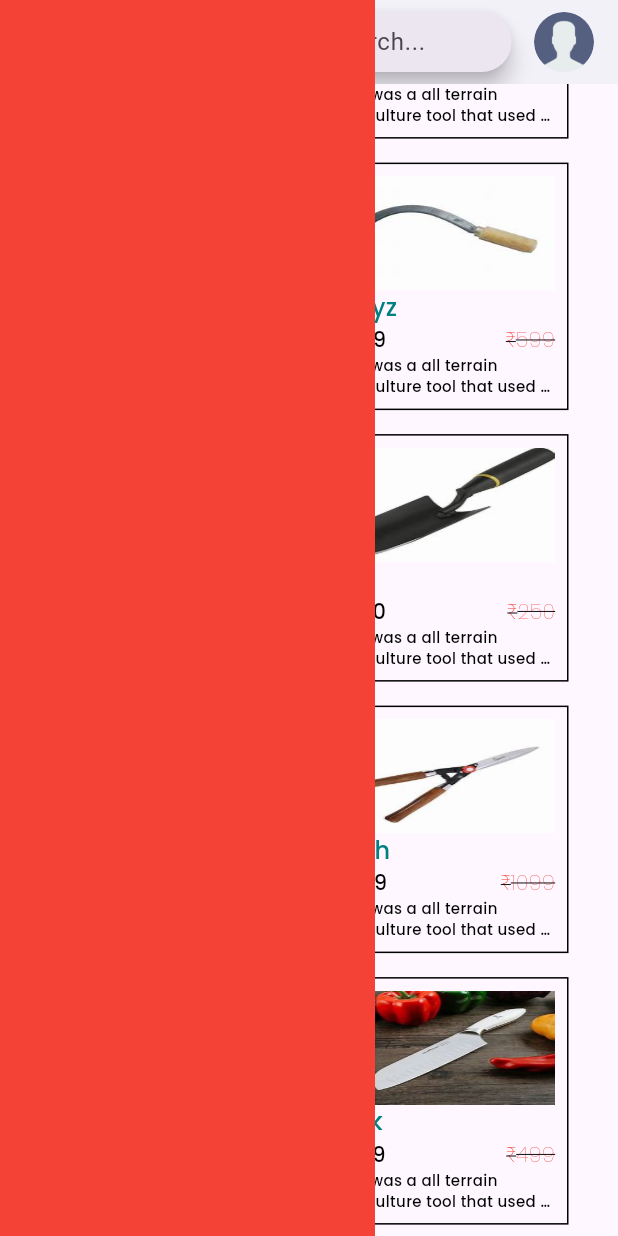
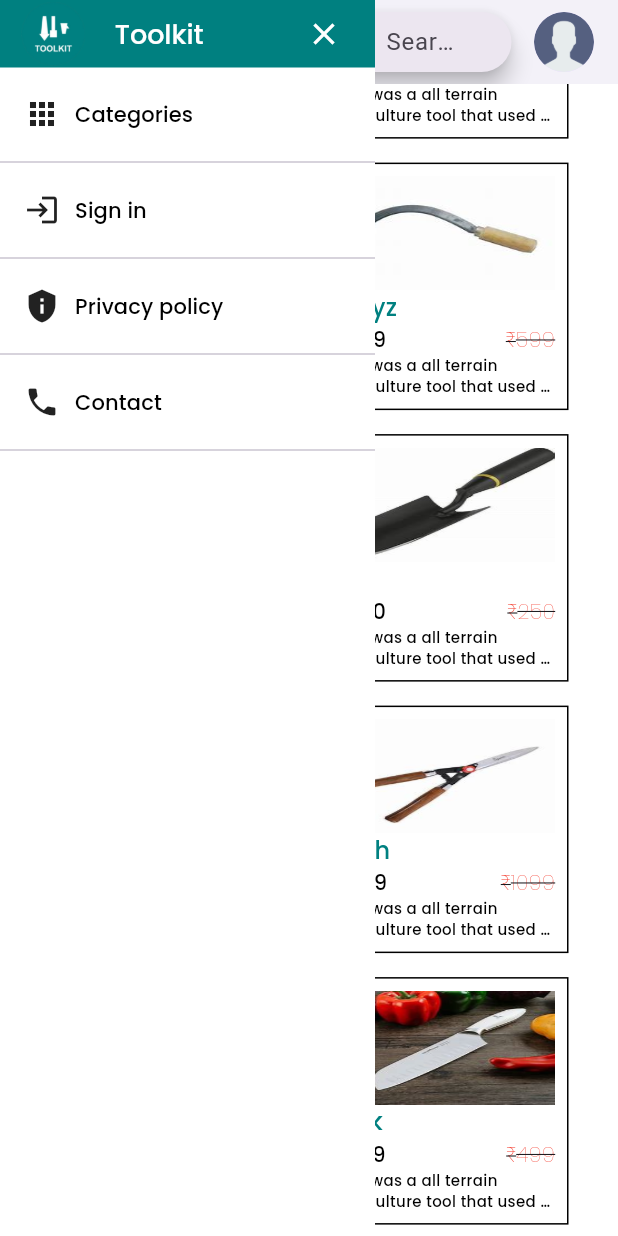
Before and after one commit to Karthikkodiyil/toolkit, a Flutter app: the screen it shows after launch, scrolled down 430 dp, after a tap on the "menu" icon, on a phone screen of 412 x 824 dp. Run offline on Flutter 3.47's test engine with Material 3 defaults, Android fonts, the phone set to English and light mode, and no system bars; our stand-ins replace carousel_slider.

Commit message:
side bar

```diff
--- a/lib/utils/app_colors.dart
+++ b/lib/utils/app_colors.dart
@@ -3,5 +3,4 @@ import 'package:flutter/material.dart';
 const kBlack = Colors.black;
 const kWhite = Colors.white;
 const kRed = Colors.red;
-
 const kPrimary = Color(0xFF008080);
--- a/lib/utils/app_styles.dart
+++ b/lib/utils/app_styles.dart
@@ -21,7 +21,7 @@ class AppStyles {
   }
 
   static TextStyle _strikeTextStyle(Color color, double fontSize,
-      FontWeight fontWeight, TextDecoration decoration) {
+      FontWeight fontWeight, TextDecoration? decoration) {
     return TextStyle(
         fontFamily: 'poppins',
         color: color,
@@ -30,14 +30,22 @@ class AppStyles {
         decoration: decoration);
   }
 
+  TextStyle get primMedium16 => _baseTextStyle(kPrimary, 16.0, FontWeight.w500);
   TextStyle get blackBold16 => _baseTextStyle(kBlack, 16.0, FontWeight.bold);
+  TextStyle get whiteBold16 => _baseTextStyle(kWhite, 18.0, FontWeight.w500);
   TextStyle get blackRegular11 => _baseTextStyle(kBlack, 11.0, FontWeight.w500);
   TextStyle get primBold20 => _baseTextStyle(kPrimary, 20.0, FontWeight.bold);
   TextStyle get blackBold14 => _baseTextStyle(kBlack, 14.0, FontWeight.w500);
   TextStyle get blackRegular10 => _baseTextStyle(kBlack, 10.0, FontWeight.w500);
+  TextStyle get whiteBold14 => _baseTextStyle(
+        kWhite,
+        14.0,
+        FontWeight.w500,
+      );
 
   TextStyle get strikeText =>
       _strikeTextStyle(kRed, 14.0, FontWeight.w200, TextDecoration.lineThrough);
 
-  TextStyle get primMedium16 => _baseTextStyle(kPrimary, 16.0, FontWeight.w500);
+  TextStyle get whiteRegular18 =>
+      _strikeTextStyle(kWhite, 18.0, FontWeight.w500, TextDecoration.none);
 }
--- a/lib/utils/assets/assets.gen.dart
+++ b/lib/utils/assets/assets.gen.dart
@@ -59,6 +59,10 @@ class $AssetImageGen {
   /// File path: asset/image/toolkit_carousel_9.jpg
   AssetGenImage get toolkitCarousel9 =>
       const AssetGenImage('asset/image/toolkit_carousel_9.jpg');
+
+  /// File path: asset/image/toolkit_logo.png
+  AssetGenImage get toolkitLogo =>
+      const AssetGenImage('asset/image/toolkit_logo.png');
 
   /// File path: asset/image/toolkit_tools.jpg
   AssetGenImage get toolkitTools =>
@@ -122,6 +126,7 @@ class $AssetImageGen {
         toolkitCarousel7,
         toolkitCarousel8,
         toolkitCarousel9,
+        toolkitLogo,
         toolkitTools,
         toolkitTools1,
         toolkitTools10,
--- a/lib/utils/components/responsive_widget.dart
+++ b/lib/utils/components/responsive_widget.dart
@@ -3,12 +3,13 @@ import 'package:flutter/material.dart';
 class ResponsiveWidget extends StatelessWidget {
   final Widget mobile;
   final Widget web;
-  const ResponsiveWidget({super.key, required this.mobile, required this.web});
+  final Widget? smallDevice;
+  const ResponsiveWidget({super.key, required this.mobile, required this.web,this.smallDevice});
 
   @override
   Widget build(BuildContext context) {
     return LayoutBuilder(builder: (context, constraints) {
-      if (constraints.maxWidth < 700) {
+      if (constraints.maxWidth < 600) {
         return mobile;
       } else {
         return web;
--- a/lib/view/home/home_view.dart
+++ b/lib/view/home/home_view.dart
@@ -1,4 +1,5 @@
 import 'package:flutter/material.dart';
+import 'package:provider/provider.dart';
 import 'package:toolkit/utils/app_colors.dart';
 import 'package:toolkit/utils/app_styles.dart';
 import 'package:toolkit/utils/assets/assets.gen.dart';
@@ -6,7 +7,9 @@ import 'package:toolkit/utils/components/responsive_widget.dart';
 import 'package:toolkit/utils/components/size_config.dart';
 import 'package:toolkit/view/home/widgets/home_carousel_widget.dart';
 import 'package:toolkit/view/home/widgets/home_search_widget.dart';
+import 'package:toolkit/view/home/widgets/home_side_bar.dart';
 import 'package:toolkit/view/home/widgets/tool_box_widget.dart';
+import 'package:toolkit/view_model/home_page_viewmodel.dart';
 
 class HomeView extends StatelessWidget {
   const HomeView({super.key});
@@ -17,12 +20,21 @@ class HomeView extends StatelessWidget {
     SizeConfig().init(context);
     return Stack(children: [
       Scaffold(
+        backgroundColor: kWhite,
         appBar: AppBar(
-          leading: IconButton(onPressed: () {}, icon: const Icon(Icons.menu)),
+          leading: Consumer<HomePageViewmodel>(
+              builder: (context, homepageViewModel, child) => IconButton(
+                  onPressed: () {
+                    homepageViewModel.toggleSideBar();
+                  },
+                  icon: const Icon(Icons.menu))),
           backgroundColor: kWhite,
           title: Row(
             mainAxisAlignment: MainAxisAlignment.spaceBetween,
             children: [
+              SizedBox(
+                  height: 35,
+                  child: Image.asset(Assets.image.toolkitLogo.path)),
               Column(
                 crossAxisAlignment: CrossAxisAlignment.start,
                 children: [
@@ -75,11 +87,12 @@ class HomeView extends StatelessWidget {
           ),
         )),
       ),
-      Container(
-        height: SizeConfig.screenHeight,
-        width: 250,
-        color: kRed,
-      )
+      Consumer<HomePageViewmodel>(
+          builder: (context, homepageViewModel, child) =>
+              const AnimatedPositioned(
+                  duration: Duration(seconds: 1),
+                  left: 0,
+                  child: HomeSideBar()))
     ]);
   }
 }
--- /dev/null
+++ b/lib/view/home/widgets/home_side_bar.dart
@@ -0,0 +1,114 @@
+import 'package:flutter/material.dart';
+import 'package:provider/provider.dart';
+import 'package:toolkit/utils/app_colors.dart';
+import 'package:toolkit/utils/app_styles.dart';
+import 'package:toolkit/utils/assets/assets.gen.dart';
+import 'package:toolkit/utils/components/size_config.dart';
+import 'package:toolkit/view_model/home_page_viewmodel.dart';
+
+class HomeSideBar extends StatelessWidget {
+  const HomeSideBar({
+    super.key,
+  });
+
+  @override
+  Widget build(BuildContext context) {
+    SizeConfig().init(context);
+    AppStyles styles = AppStyles();
+    return Consumer<HomePageViewmodel>(
+      builder: (context, homePageViewModel, child) => SafeArea(
+        child: AnimatedContainer(
+            height: SizeConfig.screenHeight,
+            width: homePageViewModel.isSideBar ? 250 : 0,
+            color: kWhite,
+            curve: Curves.easeIn,
+            duration: const Duration(milliseconds: 200),
+            child: homePageViewModel.isSideBar
+                ? Column(
+                    children: [
+                      Container(
+                        height: 45,
+                        width: 250,
+                        color: kPrimary,
+                        child: Padding(
+                          padding: const EdgeInsets.only(left: 10.0, right: 10),
+                          child: Row(
+                            children: [
+                              Image.asset(Assets.image.toolkitLogo.path),
+                              15.kW,
+                              Text(
+                                "Toolkit",
+                                style: styles.whiteRegular18,
+                              ),
+                              const Spacer(),
+                              IconButton(
+                                  onPressed: () {
+                                    homePageViewModel.toggleSideBar();
+                                  },
+                                  icon: const Icon(
+                                    Icons.close,
+                                    color: kWhite,
+                                  ))
+                            ],
+                          ),
+                        ),
+                      ),
+                      7.kH,
+                      const _ItemWidget(
+                        itemName: "Categories",
+                        icon: Icons.apps,
+                      ),
+                      const _ItemWidget(
+                        itemName: "Sign in",
+                        icon: Icons.login,
+                      ),
+                      // const _ItemWidget(
+                      //   itemName: "Terms and Conditions",
+                      //   icon: Icons.list,
+                      // ),
+                      const _ItemWidget(
+                        itemName: "Privacy policy",
+                        icon: Icons.privacy_tip,
+                      ),
+                      const _ItemWidget(
+                        itemName: "Contact",
+                        icon: Icons.phone,
+                      )
+                    ],
+                  )
+                : Container()),
+      ),
+    );
+  }
+}
+
+class _ItemWidget extends StatelessWidget {
+  final String itemName;
+  final IconData icon;
+  const _ItemWidget({super.key, required this.itemName, required this.icon});
+
+  @override
+  Widget build(BuildContext context) {
+    AppStyles styles = AppStyles();
+    return Column(
+      children: [
+        MaterialButton(
+          minWidth: double.infinity,
+          height: 45,
+          onPressed: () {},
+          child: Row(
+            children: [
+              Icon(icon),
+              10.kW,
+              Text(
+                itemName,
+                style: styles.blackBold14,
+              ),
+            ],
+          ),
+        ),
+        const Divider()
+      ],
+    );
+  }
+}
--- a/lib/view_model/home_page_viewmodel.dart
+++ b/lib/view_model/home_page_viewmodel.dart
@@ -9,6 +9,9 @@ class HomePageViewmodel extends ChangeNotifier {
 
   List<ToolsModel> _searchToolList = [];
   List<ToolsModel> get searchToolList => _searchToolList;
+
+  bool _isSideBar = false;
+  bool get isSideBar => _isSideBar;
 
   void toggleMoreText(int index) {
     // _isMoreText.fillRange(0, toolList.length - 1,false);
@@ -41,4 +44,9 @@ class HomePageViewmodel extends ChangeNotifier {
       }
     }
   }
+
+  void toggleSideBar() {
+    _isSideBar = !_isSideBar;
+    notifyListeners();
+  }
 }
```
Also changed, not shown: asset/image/toolkit_logo.png (added).
